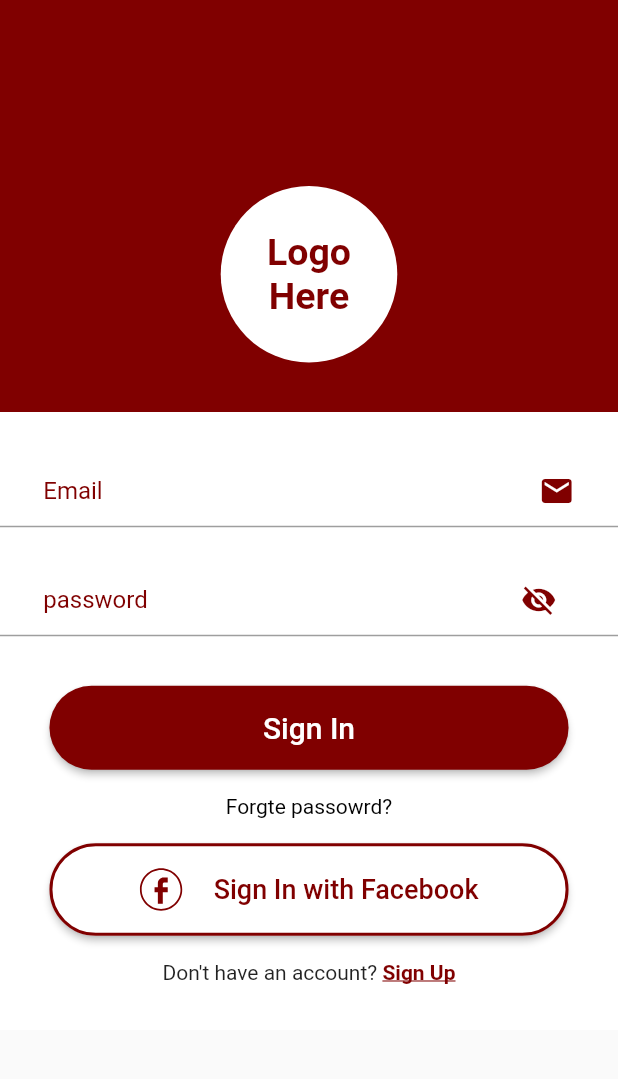
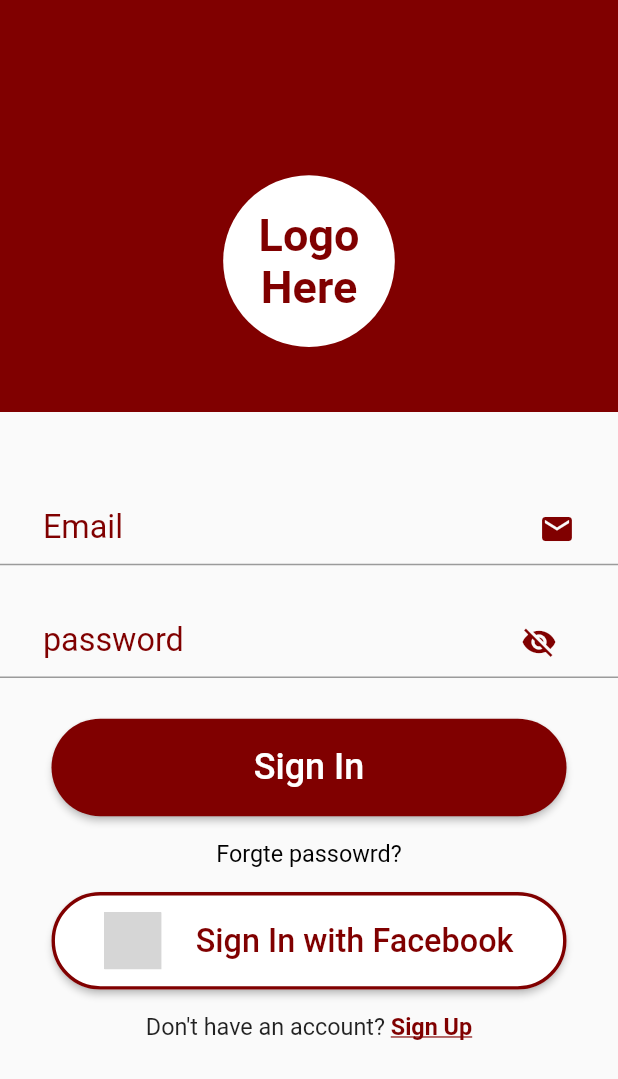
Before and after one commit to MaichelSameh/login_screen1, a Flutter app: the screen it shows after launch, on a phone screen of 412 x 824 dp. Shown: the top 1079 px of the screen. Run offline on Flutter 3.47's test engine with Material 2 defaults, Android fonts, the phone set to English and light mode, and no system bars; our stand-ins replace flutter_svg; grey boxes are pictures that could not be loaded.

Commit message:
updating the files

```diff
--- a/lib/main.dart
+++ b/lib/main.dart
@@ -1,5 +1,7 @@
 import 'package:flutter/material.dart';
 import 'package:flutter_svg/svg.dart';
+
+import 'size.dart';
 
 void main() => runApp(MyApp());
 
@@ -25,27 +27,27 @@ class _MyHomePageState extends State<MyHomePage> {
   bool visible = false;
   @override
   Widget build(BuildContext context) {
+    Size size = new Size(context);
     return Scaffold(
       resizeToAvoidBottomInset: false,
       body: Column(
         mainAxisSize: MainAxisSize.min,
         children: [
           Container(
-              width: MediaQuery.of(context).size.width,
-              height: MediaQuery.of(context).size.height / 3,
+              width: size.screenWidth(),
+              height: size.screenHeight() / 3,
               color: maroon,
               alignment: Alignment.bottomCenter,
-              padding: EdgeInsets.only(
-                  bottom: MediaQuery.of(context).size.height * 0.04),
+              padding: EdgeInsets.only(bottom: size.height(40)),
               child: CircleAvatar(
                 backgroundColor: Colors.white,
-                radius: MediaQuery.of(context).size.width / 7,
+                radius: size.width(50),
                 child: Padding(
-                  padding: const EdgeInsets.all(8.0),
+                  padding: EdgeInsets.all(size.height(8)),
                   child: Text(
                     "Logo Here",
                     style: TextStyle(
-                      fontSize: 25,
+                      fontSize: size.font(25),
                       fontWeight: FontWeight.bold,
                       color: maroon,
                     ),
@@ -53,23 +55,19 @@ class _MyHomePageState extends State<MyHomePage> {
                   ),
                 ),
               )),
-          Container(
-            width: MediaQuery.of(context).size.width,
-            height: MediaQuery.of(context).size.height * 2 / 4,
-            color: Colors.white,
+          Expanded(
             child: ListView(
               children: [
-                SizedBox(height: MediaQuery.of(context).size.height * 0.035),
+                SizedBox(height: size.height(50)),
                 TextFormField(
                   decoration: InputDecoration(
-                    contentPadding: EdgeInsets.only(
-                        left: MediaQuery.of(context).size.width * 0.07),
+                    contentPadding: EdgeInsets.only(left: size.width(25)),
                     labelText: "Email",
-                    labelStyle: TextStyle(color: maroon),
+                    labelStyle:
+                        TextStyle(color: maroon, fontSize: size.font(18)),
                     hintText: "example@gmail.com",
                     suffixIcon: Padding(
-                      padding: EdgeInsets.only(
-                          right: MediaQuery.of(context).size.width * 0.07),
+                      padding: EdgeInsets.only(right: size.width(25)),
                       child: Icon(Icons.mail, color: maroon),
                     ),
                   ),
@@ -81,17 +79,16 @@ class _MyHomePageState extends State<MyHomePage> {
                   },
                   keyboardType: TextInputType.emailAddress,
                 ),
-                SizedBox(height: MediaQuery.of(context).size.height * 0.03),
+                SizedBox(height: size.height(25)),
                 TextFormField(
                   decoration: InputDecoration(
-                    contentPadding: EdgeInsets.only(
-                        left: MediaQuery.of(context).size.width * 0.07),
+                    contentPadding: EdgeInsets.only(left: size.width(25)),
                     labelText: "password",
-                    labelStyle: TextStyle(color: maroon),
+                    labelStyle:
+                        TextStyle(color: maroon, fontSize: size.font(18)),
                     hintText: "Enter your passowrd",
                     suffixIcon: Padding(
-                      padding: EdgeInsets.only(
-                          right: MediaQuery.of(context).size.width * 0.07),
+                      padding: EdgeInsets.only(right: size.width(25)),
                       child: IconButton(
                         icon: Icon(
                             visible ? Icons.visibility : Icons.visibility_off,
@@ -112,80 +109,87 @@ class _MyHomePageState extends State<MyHomePage> {
                   obscureText: visible,
                   obscuringCharacter: "*",
                 ),
-                SizedBox(height: MediaQuery.of(context).size.height * 0.04),
+                SizedBox(height: size.height(25)),
                 Padding(
-                  padding: EdgeInsets.symmetric(
-                      horizontal: MediaQuery.of(context).size.width * 0.08),
+                  padding: EdgeInsets.symmetric(horizontal: size.width(30)),
                   child: RaisedButton(
                     color: maroon,
                     shape: RoundedRectangleBorder(
-                      borderRadius: BorderRadius.circular(
-                          MediaQuery.of(context).size.height * 0.04),
+                      borderRadius: BorderRadius.circular(size.height(30)),
                     ),
                     onPressed: () {},
-                    child: Padding(
-                      padding: EdgeInsets.symmetric(
-                          vertical: MediaQuery.of(context).size.height * 0.02),
-                      child: Text("Sign In",
-                          style: TextStyle(color: Colors.white, fontSize: 20)),
+                    child: Container(
+                      height: size.height(60),
+                      alignment: Alignment.center,
+                      child: Text(
+                        "Sign In",
+                        style: TextStyle(
+                          color: Colors.white,
+                          fontSize: size.font(20),
+                        ),
+                      ),
                     ),
                   ),
                 ),
-                SizedBox(height: MediaQuery.of(context).size.height * 0.02),
+                SizedBox(height: size.height(15)),
                 Center(
                   child: InkWell(
                     child: Text(
                       "Forgte passowrd?",
-                      style: TextStyle(color: Colors.black),
+                      style: TextStyle(
+                          color: Colors.black, fontSize: size.font(13)),
                     ),
                     onTap: () {},
                   ),
                 ),
-                SizedBox(height: MediaQuery.of(context).size.height * 0.02),
+                SizedBox(height: size.height(15)),
                 Padding(
-                  padding: EdgeInsets.symmetric(
-                      horizontal: MediaQuery.of(context).size.width * 0.08),
+                  padding: EdgeInsets.symmetric(horizontal: size.width(30)),
                   child: RaisedButton(
                     color: Colors.white,
                     shape: RoundedRectangleBorder(
-                      side: BorderSide(color: maroon, width: 2),
-                      borderRadius: BorderRadius.circular(
-                          MediaQuery.of(context).size.height * 0.04),
+                      side: BorderSide(color: maroon, width: size.width(2)),
+                      borderRadius: BorderRadius.circular(size.width(30)),
                     ),
                     onPressed: () {},
-                    child: Padding(
-                      padding: EdgeInsets.symmetric(
-                          vertical: MediaQuery.of(context).size.height * 0.02),
+                    child: Container(
+                      height: size.height(60),
                       child: Row(
+                        crossAxisAlignment: CrossAxisAlignment.center,
                         mainAxisAlignment: MainAxisAlignment.center,
                         children: [
                           SvgPicture.asset(
                             "asset/facebook.svg",
                             color: maroon,
-                            height: MediaQuery.of(context).size.width * 0.07,
-                            width: MediaQuery.of(context).size.width * 0.07,
+                            height: size.height(35),
+                            width: size.height(35),
                           ),
-                          SizedBox(
-                              width: MediaQuery.of(context).size.width * 0.05),
+                          SizedBox(width: size.width(20)),
                           Text("Sign In with Facebook",
-                              style: TextStyle(color: maroon, fontSize: 18)),
+                              style: TextStyle(
+                                  color: maroon, fontSize: size.font(18))),
                         ],
                       ),
                     ),
                   ),
                 ),
-                SizedBox(height: MediaQuery.of(context).size.height * 0.02),
+                SizedBox(height: size.height(15)),
                 Row(
                   mainAxisAlignment: MainAxisAlignment.center,
                   // mainAxisSize: MainAxisSize.min,
                   children: [
-                    Text("Don't have an account? "),
+                    Text("Don't have an account? ",
+                        style: TextStyle(fontSize: size.font(13))),
                     InkWell(
-                      child: Text("Sign Up",
-                          style: TextStyle(
-                              color: maroon,
-                              decoration: TextDecoration.underline,
-                              fontWeight: FontWeight.bold)),
+                      child: Text(
+                        "Sign Up",
+                        style: TextStyle(
+                          color: maroon,
+                          decoration: TextDecoration.underline,
+                          fontWeight: FontWeight.bold,
+                          fontSize: size.font(13),
+                        ),
+                      ),
                     )
                   ],
                 )
--- /dev/null
+++ b/lib/size.dart
@@ -0,0 +1,50 @@
+import 'package:flutter/material.dart';
+
+class Size {
+  double _screenHeight;
+  double _screenWidth;
+  double _modelHeight = 760;
+  double _modelWidth = 360;
+  final BuildContext context;
+  Size(this.context);
+
+  double screenHeight() {
+    _screenHeight = MediaQuery.of(context).size.height;
+    return _screenHeight;
+  }
+
+  double screenWidth() {
+    _screenWidth = MediaQuery.of(context).size.width;
+    return _screenWidth;
+  }
+
+  double font(double fontSize) {
+    if (_screenWidth == null) {
+      _screenWidth = MediaQuery.of(context).size.width;
+    }
+    if (_screenHeight == null) {
+      _screenHeight = MediaQuery.of(context).size.width;
+    }
+    double screenwidth =
+        (_screenHeight > _screenWidth) ? _screenWidth : _screenHeight;
+    double screenheight =
+        (_screenHeight > _screenWidth) ? _screenHeight : _screenWidth;
+    double finalFont = fontSize - (fontSize * 2 / 5);
+    return (screenheight * (finalFont / screenwidth));
+  }
+
+  double height(double number) {
+    if (_screenHeight == null) {
+      _screenHeight = screenHeight();
+    }
+    double result = _screenHeight * (number / _modelHeight);
+    return result;
+  }
+
+  double width(double number) {
+    if (_screenWidth == null) {
+      _screenWidth = screenWidth();
+    }
+    return _screenWidth * (number / _modelWidth);
+  }
+}
--- /dev/null
+++ b/source/source.txt
@@ -0,0 +1 @@
+https://psdjunction.com/ios-app-design/
```
Also changed, not shown: pubspec.yaml (+4 -4 lines), asset/facebook.svg (deleted), pubspec.lock, 10 other files.
